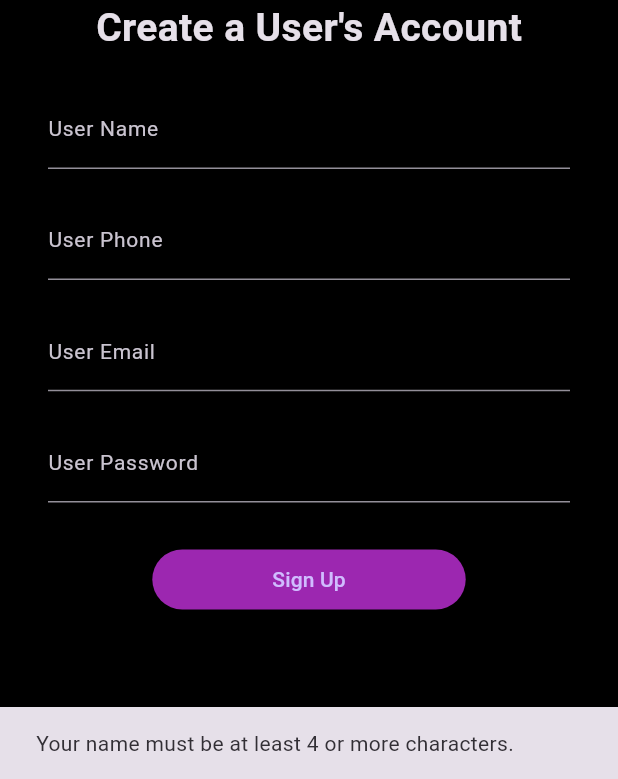
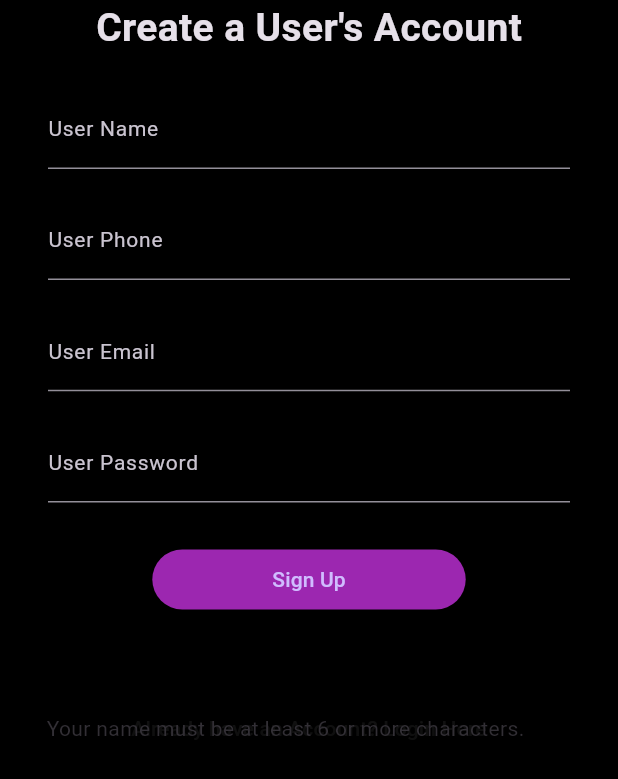
Before and after one commit to bubaecodes/uber_users_app, a Flutter app: the SignupScreen screen opened directly, scrolled down 98 dp, after a tap on "Sign Up", on a phone screen of 412 x 824 dp, the part 457-1236 px from its top. Run offline on Flutter 3.47's test engine with Material 3 defaults, Android fonts, the phone set to English and light mode, and no system bars; our stand-ins replace firebase_auth, firebase_core, firebase_database; accounts and stored records are empty.

Commit message:
login/signup ui

```diff
--- a/lib/authentication/signup_screen.dart
+++ b/lib/authentication/signup_screen.dart
@@ -1,6 +1,9 @@
+import 'package:firebase_auth/firebase_auth.dart';
+import 'package:firebase_database/firebase_database.dart';
 import 'package:flutter/material.dart';
 import 'package:uber_users_app/authentication/login_screen.dart';
-import 'package:uber_users_app/methods/common_methods.dart';
+import 'package:uber_users_app/pages/home_page.dart';
+import 'package:uber_users_app/widgets/loading_dialog.dart';
 
 class SignupScreen extends StatefulWidget {
   const SignupScreen({super.key});
@@ -11,32 +14,130 @@ class SignupScreen extends StatefulWidget {
 
 class _SignupScreenState extends State<SignupScreen> {
 
-  TextEditingController userNameEditingController = TextEditingController();
-  TextEditingController emailEditingController = TextEditingController();
-  TextEditingController passwordEditingController = TextEditingController();
-  TextEditingController userPhoneEditingController = TextEditingController();
+  TextEditingController userNameTextEditingController = TextEditingController();
+  TextEditingController emailTextEditingController = TextEditingController();
+  TextEditingController passwordTextEditingController = TextEditingController();
+  TextEditingController userPhoneTextEditingController = TextEditingController();
 
-  CommonMethods cMethods = CommonMethods();
+  // CommonMethods cMethods = CommonMethods();
+  //
+  // checkIfNetworkIsAvailable(){
+  //   cMethods.checkConnectivity(context);
+  //
+  //   signUpFormValidation();
+  // }
 
-  checkIfNetworkIsAvailable(){
-    cMethods.checkConnectivity(context);
-
-    signUpFormValidation();
+  signUpFormValidation(){
+    if (userNameTextEditingController.text.trim().length < 5) {
+      displaySnackBar('Your name must be at least 6 or more characters.', context);
+      return;
+    } else if(!emailTextEditingController.text.contains("@")){
+      displaySnackBar('Please enter a valid email.', context);
+      return;
+    } else if(passwordTextEditingController.text.trim().length < 5) {
+      displaySnackBar('Your password must be at least 6 or more characters', context);
+      return;
+    } else {
+      /// register user
+      registerNewUser();
+    }
   }
 
-  signUpFormValidation(){
-    if (userNameEditingController.text.trim().length < 3) {
-      cMethods.displaySnackBar('Your name must be at least 4 or more characters.', context);
-    } else if(userNameEditingController.text.trim().length < 7) {
-      cMethods.displaySnackBar('Your name must be at least 8 or more characters.', context);
-    } else if(!emailEditingController.text.contains("@")){
-      cMethods.displaySnackBar('Please enter a valid email.', context);
-    } else if(passwordEditingController.text.trim().length < 5) {
-      cMethods.displaySnackBar('Your name must be at least 6 or more characters', context);
-    } else {
-      /// register user
+  // signUpFormValidation(){
+  //   if (userNameTextEditingController.text.trim().length < 3) {
+  //     displaySnackBar('Your name must be at least 4 or more characters.', context);
+  //   } else if(userNameTextEditingController.text.trim().length < 7) {
+  //     displaySnackBar('Your name must be at least 8 or more characters.', context);
+  //   } else if(!emailTextEditingController.text.contains("@")){
+  //     displaySnackBar('Please enter a valid email.', context);
+  //   } else if(passwordTextEditingController.text.trim().length < 5) {
+  //     displaySnackBar('Your name must be at least 6 or more characters', context);
+  //   } else {
+  //     /// register user
+  //     registerNewUser();
+  //   }
+  // }
 
+  void displaySnackBar(String message, BuildContext context) {
+    ScaffoldMessenger.of(context).showSnackBar(
+      SnackBar(
+        content: Text(message),
+        backgroundColor: Colors.black87,
+        behavior: SnackBarBehavior.floating,
+        duration: Duration(seconds: 2),
+      ),
+    );
+  }
+
+  // registerNewUser() async {
+  //   showDialog(
+  //       context: context,
+  //       barrierDismissible: false,
+  //       builder: (BuildContext context) => LoadingDialog(messageText: 'Registering your account...'),
+  //   );
+  //
+  //   final User? userFirebase = (
+  //     await FirebaseAuth.instance.createUserWithEmailAndPassword(
+  //         email: emailTextEditingController.text.trim(),
+  //         password: passwordTextEditingController.text.trim(),
+  //     ).catchError((errorMessage) {
+  //       displaySnackBar(errorMessage.toString(), context);
+  //     })
+  //   ).user;
+  // }
+
+  Future <UserCredential?> registerNewUser() async {
+    showDialog(
+      context: context,
+      barrierDismissible: false,
+      builder: (BuildContext context) => LoadingDialog(messageText: 'Registering your account...'),
+    );
+    print('first');
+
+    try{
+      UserCredential userCredential = await FirebaseAuth.instance.createUserWithEmailAndPassword(
+        email: emailTextEditingController.text.trim(),
+        password: passwordTextEditingController.text.trim(),
+      );
+
+      print('second');
+      /// save user data in realtime database
+      DatabaseReference userRef = FirebaseDatabase.instance
+          .ref()
+          .child('users')
+          .child(userCredential.user!.uid);
+
+      print('third');
+
+      Map userDataMap = {
+        "name": userNameTextEditingController.text.trim(),
+        "email": emailTextEditingController.text.trim(),
+        "phone": userPhoneTextEditingController.text.trim(),
+        "id": userCredential.user!.uid,
+        "blockStatus": "no",
+      };
+      print('fourth');
+      await userRef.set(userDataMap);
+
+      print('fifth');
+
+      Navigator.pop(context);
+      displaySnackBar('Account registered successfully!', context);
+
+      Navigator.push(
+          context,
+          MaterialPageRoute(builder: (_) => HomePage())
+      );
+
+      return userCredential;
+
+    } catch (e) {
+      Navigator.pop(context);
+      displaySnackBar(e.toString(), context);
+      return null;
     }
+
+
   }
 
   @override
@@ -65,7 +166,7 @@ class _SignupScreenState extends State<SignupScreen> {
                 child: Column(
                   children: [
                     TextField(
-                      controller: userNameEditingController,
+                      controller: userNameTextEditingController,
                       keyboardType: TextInputType.text,
                       decoration: InputDecoration(
                         labelText: 'User Name',
@@ -80,7 +181,7 @@ class _SignupScreenState extends State<SignupScreen> {
                     ),
                     SizedBox(height: screenHeight / 40),
                     TextField(
-                      controller: userPhoneEditingController,
+                      controller: userPhoneTextEditingController,
                       keyboardType: TextInputType.text,
                       decoration: InputDecoration(
                         labelText: 'User Phone',
@@ -95,7 +196,7 @@ class _SignupScreenState extends State<SignupScreen> {
                     ),
                     SizedBox(height: screenHeight / 40),
                     TextField(
-                      controller: emailEditingController,
+                      controller: emailTextEditingController,
                       keyboardType: TextInputType.emailAddress,
                       decoration: InputDecoration(
                           labelText: 'User Email',
@@ -110,7 +211,7 @@ class _SignupScreenState extends State<SignupScreen> {
                     ),
                     SizedBox(height: screenHeight / 40),
                     TextField(
-                      controller: passwordEditingController,
+                      controller: passwordTextEditingController,
                       keyboardType: TextInputType.text,
                       obscureText: true,
                       decoration: InputDecoration(
@@ -129,7 +230,7 @@ class _SignupScreenState extends State<SignupScreen> {
 
                     ElevatedButton(
                       onPressed: (){
-                        checkIfNetworkIsAvailable();
+                        signUpFormValidation();
                       },
                       style: ElevatedButton.styleFrom(
                         backgroundColor: Colors.purple,
--- a/lib/methods/common_methods.dart
+++ b/lib/methods/common_methods.dart
@@ -1,18 +1,18 @@
-import 'package:connectivity_plus/connectivity_plus.dart';
-import 'package:flutter/material.dart';
-
-class CommonMethods {
-  checkConnectivity(BuildContext context) async {
-    var connectionResult = await Connectivity().checkConnectivity();
-
-    if(connectionResult != ConnectivityResult.mobile && connectionResult != ConnectivityResult.wifi){
-      if(!context.mounted) return;
-      displaySnackBar('Your internet is not available. Check your connection and try again', context);
-    }
-  }
-
-  displaySnackBar(String messageText, BuildContext context){
-    var snackBar = SnackBar(content: Text(messageText));
-    ScaffoldMessenger.of(context).showSnackBar(snackBar);
-  }
-}
+// import 'package:connectivity_plus/connectivity_plus.dart';
+// import 'package:flutter/material.dart';
+//
+// class CommonMethods {
+//   checkConnectivity(BuildContext context) async {
+//     var connectionResult = await Connectivity().checkConnectivity();
+//
+//     if(connectionResult != ConnectivityResult.mobile && connectionResult != ConnectivityResult.wifi){
+//       if(!context.mounted) return;
+//       displaySnackBar('Your internet is not available. Check your connection and try again', context);
+//     }
+//   }
+//
+//   displaySnackBar(String messageText, BuildContext context){
+//     var snackBar = SnackBar(content: Text(messageText));
+//     ScaffoldMessenger.of(context).showSnackBar(snackBar);
+//   }
+// }
--- a/pubspec.yaml
+++ b/pubspec.yaml
@@ -34,7 +34,9 @@ dependencies:
   # The following adds the Cupertino Icons font to your application.
   # Use with the CupertinoIcons class for iOS style icons.
   cupertino_icons: ^1.0.8
-  connectivity_plus: ^7.0.0
+  firebase_auth: ^6.1.2
+  firebase_core: ^4.2.1
+  firebase_database: ^12.1.0
 
 dev_dependencies:
   flutter_test:
```
Also changed, not shown: lib/authentication/login_screen.dart (+7 -5 lines), lib/main.dart (+85 -4 lines), pubspec.lock, 5 other files.
